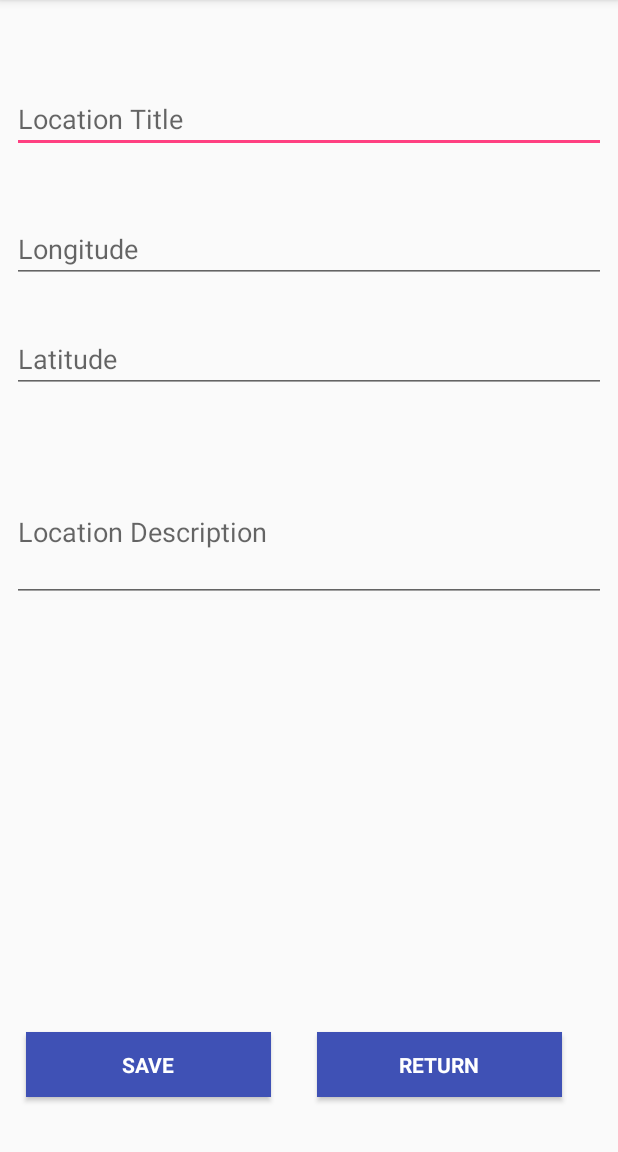
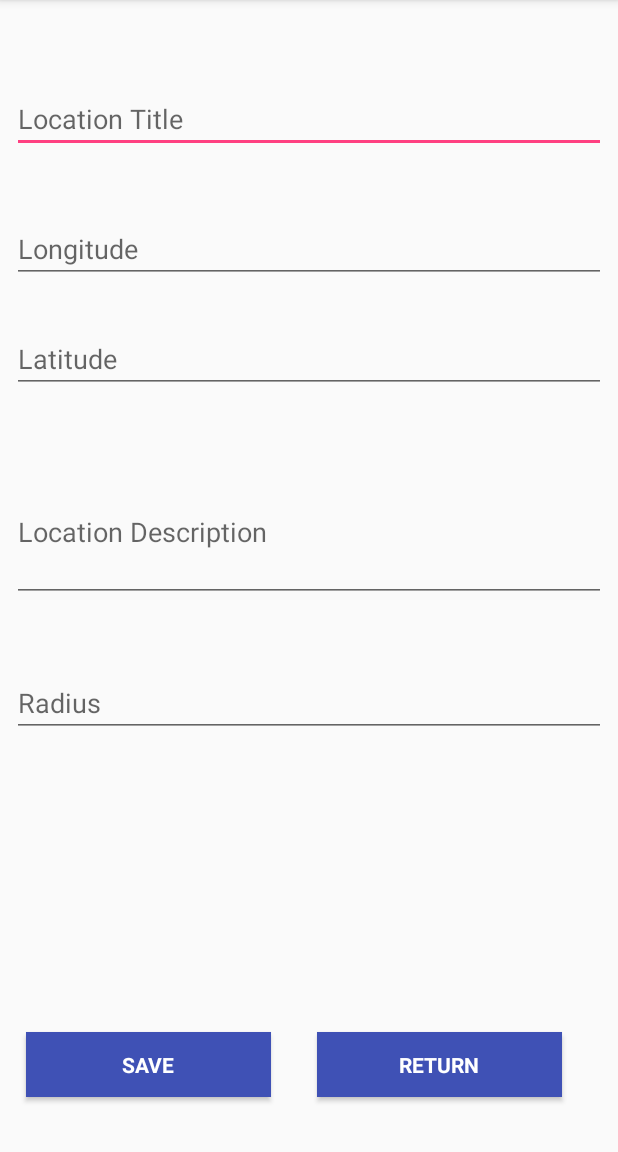
Before and after one commit to msadowskigraduate/MapFirebase, an Android app: the LocationEdit screen opened directly, with no data from a screen before it, on a phone screen of 412 x 824 dp, the part 84-1236 px from its top. Run offline under Robolectric (Android 15) with nearby library versions, the phone set to English and light mode, and no system bars; our stand-ins replace Firebase (no records; nobody signed in at launch, a user with empty details on screens opened directly).

Commit message:
dialog with new places

```diff
--- a/app/src/main/java/com/example/sadowsm3/mapfirebase/Location.java
+++ b/app/src/main/java/com/example/sadowsm3/mapfirebase/Location.java
@@ -24,6 +24,7 @@ public class Location implements Parcelable{
     String description;
     float longitude;
     float latitude;
+    float radius;
 
     @Override
     public int describeContents() {
@@ -37,6 +38,7 @@ public class Location implements Parcelable{
         parcel.writeString(description);
         parcel.writeFloat(longitude);
         parcel.writeFloat(latitude);
+        parcel.writeFloat(radius);
     }
 
     public static final Parcelable.Creator CREATOR = new Parcelable.Creator() {
@@ -55,5 +57,6 @@ public class Location implements Parcelable{
         description = in.readString();
         longitude = in.readFloat();
         latitude = in.readFloat();
+        radius = in.readFloat();
     }
 }
--- a/app/src/main/res/layout/activity_location_edit.xml
+++ b/app/src/main/res/layout/activity_location_edit.xml
@@ -99,6 +99,25 @@
         app:layout_constraintVertical_bias="0.209"
         tools:ignore="MissingConstraints" />
 
+    <EditText
+        android:id="@+id/radius"
+        android:layout_width="match_parent"
+        android:layout_height="wrap_content"
+        android:layout_marginBottom="8dp"
+        android:layout_marginEnd="8dp"
+        android:layout_marginStart="8dp"
+        android:layout_marginTop="8dp"
+        android:hint="Radius"
+        android:inputType="textEmailAddress"
+        android:maxLines="1"
+        app:layout_constraintBottom_toBottomOf="parent"
+        app:layout_constraintEnd_toEndOf="parent"
+        app:layout_constraintHorizontal_bias="0.0"
+        app:layout_constraintStart_toStartOf="parent"
+        app:layout_constraintTop_toTopOf="@+id/txt_user"
+        app:layout_constraintVertical_bias="0.573"
+        tools:ignore="MissingConstraints" />
+
     <Button
         android:id="@+id/btnFirebaseSave"
         style="?android:textAppearanceSmall"
```
Also changed, not shown: app/src/main/java/com/example/sadowsm3/mapfirebase/LocationAdapter.java (+10 -3 lines), app/src/main/java/com/example/sadowsm3/mapfirebase/LocationEdit.java (+16 -7 lines), app/src/main/java/com/example/sadowsm3/mapfirebase/MapsActivity2.java (+11 -0 lines), app/src/main/res/layout/location.xml (+12 -0 lines), 149 other files.
